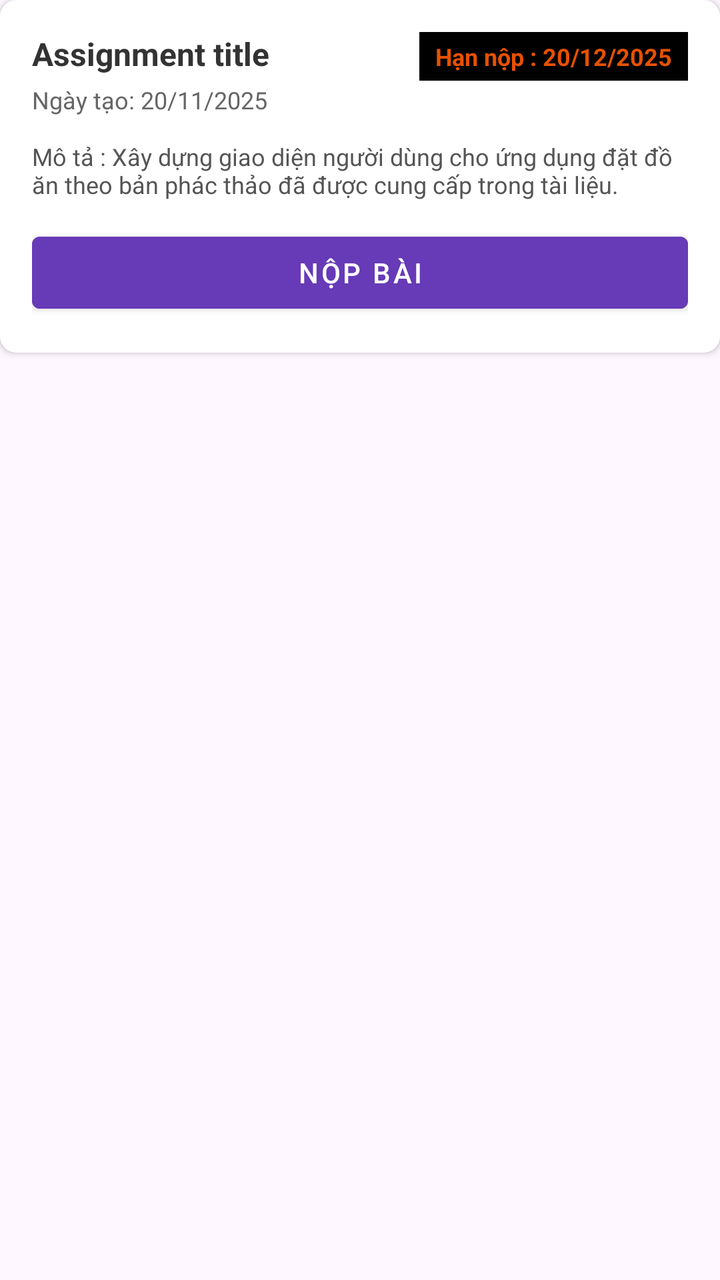
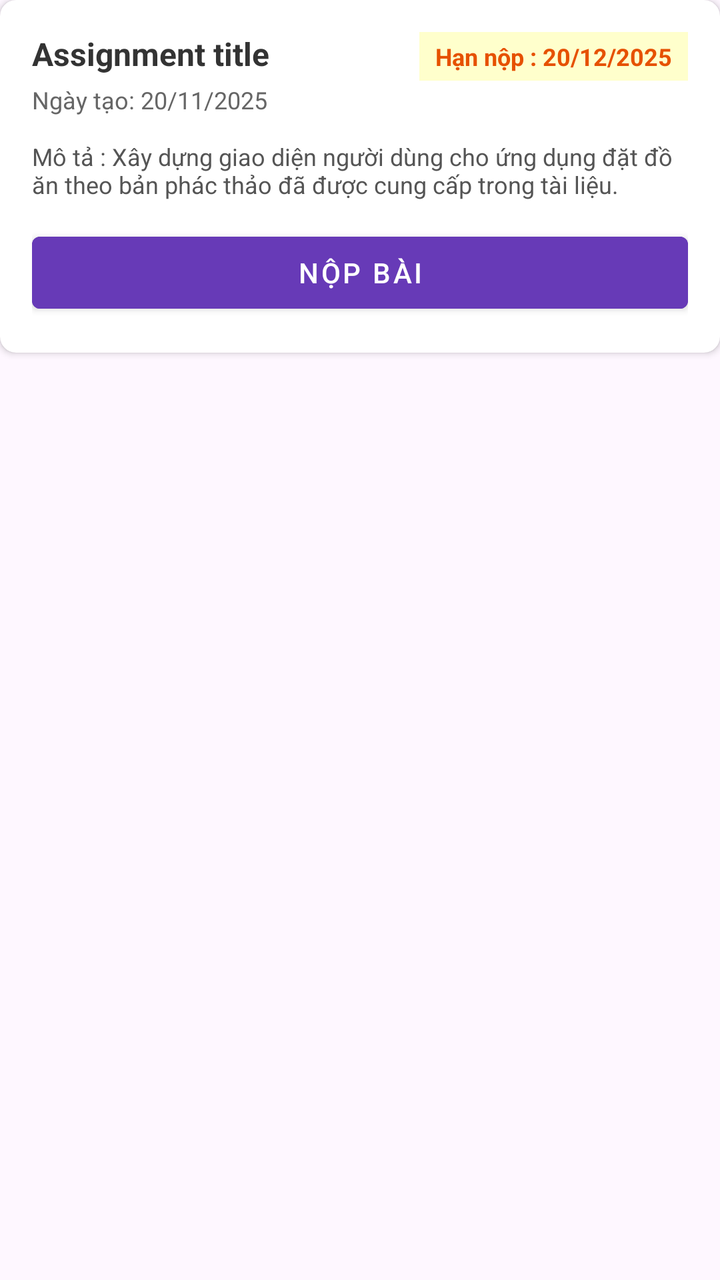

Compare the two renders of this Android layout. The source of the first and the diff that turns it into the second are given below.
<!-- AndroidManifest.xml: application theme Theme.Apphoctap -->
<!-- res/layout/item_assignment.xml -->
<?xml version="1.0" encoding="utf-8"?>

<LinearLayout xmlns:android="http://schemas.android.com/apk/res/android"
    xmlns:app="http://schemas.android.com/apk/res-auto"
    xmlns:tools="http://schemas.android.com/tools"
    android:layout_width="match_parent"
    android:layout_height="match_parent"
    android:orientation="vertical"
    android:layout_margin="2sp">

    <androidx.cardview.widget.CardView
    android:layout_width="match_parent"
    android:layout_height="wrap_content"
    android:layout_marginBottom="16dp"
    app:cardCornerRadius="8dp"
    app:cardElevation="2dp">

        <LinearLayout
            android:layout_width="match_parent"
            android:layout_height="wrap_content"
            android:orientation="vertical"
            android:padding="16dp">

            <RelativeLayout
                android:layout_width="match_parent"
                android:layout_height="wrap_content"
                android:layout_marginBottom="12dp">

                <LinearLayout
                    android:layout_width="wrap_content"
                    android:layout_height="wrap_content"
                    android:layout_alignParentStart="true"
                    android:layout_toStartOf="@id/tvDueDate2"
                    android:orientation="vertical">

                    <TextView
                        android:id="@+id/tvAssignmentTitle2"
                        android:layout_width="wrap_content"
                        android:layout_height="wrap_content"
                        android:text="Assignment title"
                        android:textColor="#333333"
                        android:textSize="16sp"
                        android:textStyle="bold" />

                    <TextView
                        android:id="@+id/tvPostDate2"
                        android:layout_width="wrap_content"
                        android:layout_height="wrap_content"
                        android:layout_marginTop="4dp"
                        android:text="Ngày tạo: 20/11/2025"
                        android:textColor="#666666"
                        android:textSize="12sp" />
                </LinearLayout>

                <TextView
                    android:id="@+id/tvDueDate2"
                    android:layout_width="wrap_content"
                    android:layout_height="wrap_content"
                    android:layout_alignParentEnd="true"
                    android:background="@color/black"
                    android:paddingHorizontal="8dp"
                    android:paddingVertical="4dp"
                    android:text= "Hạn nộp : 20/12/2025"
                    android:textColor="#E65100"
                    android:textSize="12sp"
                    android:textStyle="bold" />
            </RelativeLayout>

            <TextView
                android:id="@+id/tvDescription2"
                android:layout_width="match_parent"
                android:layout_height="wrap_content"
                android:layout_marginBottom="12dp"
                android:text="Mô tả : Xây dựng giao diện người dùng cho ứng dụng đặt đồ ăn theo bản phác thảo đã được cung cấp trong tài liệu."
                android:textColor="#555555"
                android:textSize="12sp" />

            <LinearLayout
                android:layout_width="match_parent"
                android:layout_height="wrap_content"
                android:orientation="horizontal">


                <Button
                    android:id="@+id/btnSubmit2"
                    style="@style/Widget.MaterialComponents.Button"
                    android:layout_width="0dp"
                    android:layout_height="wrap_content"
                    android:layout_weight="1"
                    android:backgroundTint="#673AB7"
                    android:text="Nộp bài"
                    android:textColor="#FFFFFF" />
            </LinearLayout>
        </LinearLayout>
    </androidx.cardview.widget.CardView>
</LinearLayout>
<!-- resources referenced by this layout -->
<resources>
  <color name="black">#000000</color>
  <style name="Theme.Apphoctap" parent="Base.Theme.Apphoctap" />
  <style name="Base.Theme.Apphoctap" parent="Theme.Material3.DayNight.NoActionBar">
          
          
      </style>
</resources>

<!-- the commit's change to res/layout/item_assignment.xml (unified diff, before → after) -->
@@ -57,7 +57,7 @@
                     android:layout_width="wrap_content"
                     android:layout_height="wrap_content"
                     android:layout_alignParentEnd="true"
-                    android:background="@color/black"
+                    android:background="#FFFFCC"
                     android:paddingHorizontal="8dp"
                     android:paddingVertical="4dp"
                     android:text= "Hạn nộp : 20/12/2025"
<!-- resource entries referenced after the edit -->
@@ -1,10 +1,19 @@
 <!-- resources referenced by this layout -->
 <resources>
-  <color name="black">#000000</color>
   <style name="Theme.Apphoctap" parent="Base.Theme.Apphoctap" />
   <style name="Base.Theme.Apphoctap" parent="Theme.Material3.DayNight.NoActionBar">
           
           
+          <item name="popupMenuStyle">@style/RoundedPopupMenu</item>
       </style>
+  <style name="RoundedPopupMenu" parent="Widget.AppCompat.PopupMenu">
+          <item name="android:popupBackground">@drawable/rounded_popup_background</item>
+      </style>
+  <!-- drawable rounded_popup_background (drawable) -->
+  <shape xmlns:android="http://schemas.android.com/apk/res/android">
+      <solid android:color="#FFFFFF" />
+      <corners android:radius="12dp" />
+      <stroke android:width="1dp" android:color="#E0E0E0" />
+  </shape>
 </resources>
 
